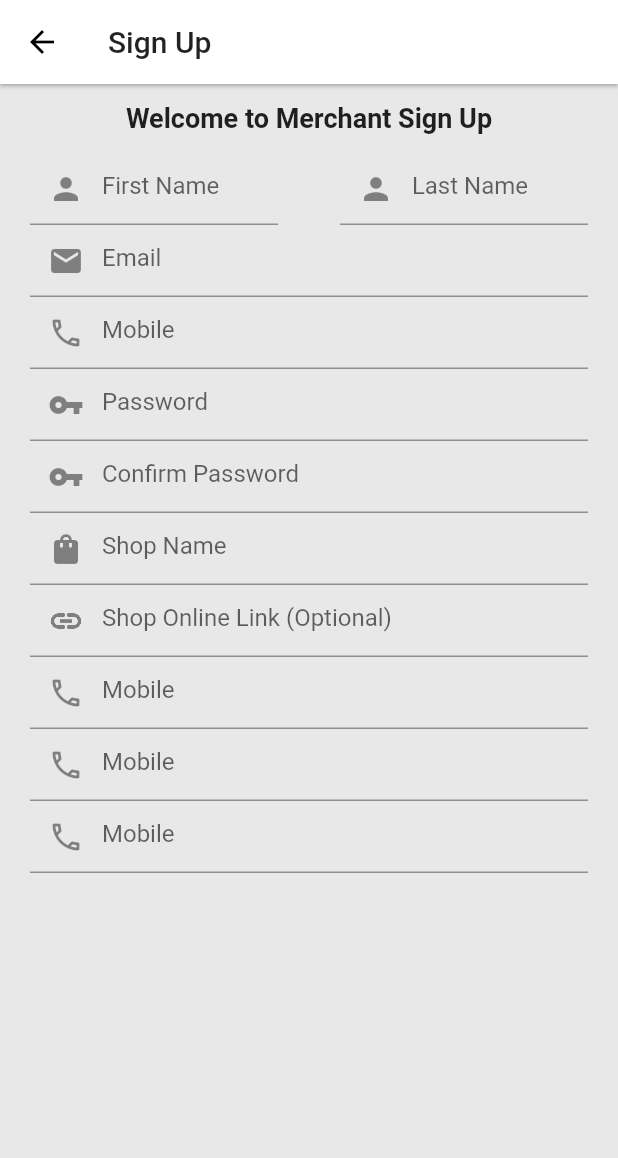
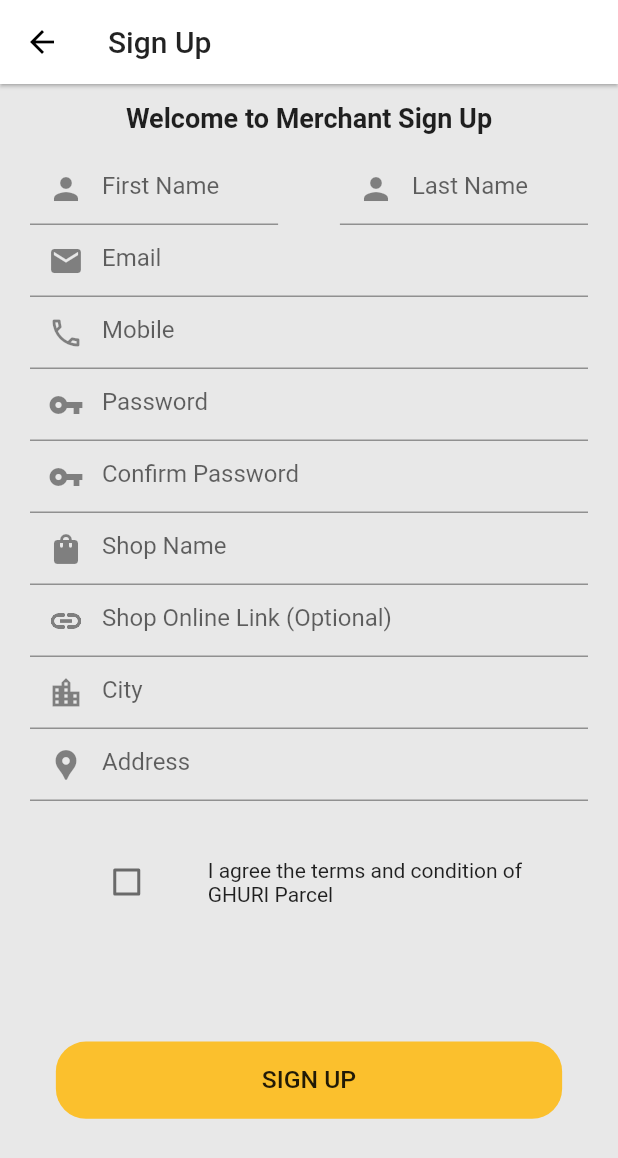
Before and after one commit to IshtiaqAhmadRion/ghuri_test_app, a Flutter app: the RegScreen screen opened by its route, on a phone screen of 412 x 824 dp. Shown: the top 1158 px of the screen. Run offline on Flutter 3.47's test engine with Material 2 defaults, Android fonts, the phone set to English and light mode, and no system bars; network calls fail.

Commit message:
SignUp almost done

```diff
--- a/lib/models/ip_data_model.dart
+++ b/lib/models/ip_data_model.dart
@@ -1,167 +1,142 @@
-// //     final ipDataModel = ipDataModelFromJson(jsonString);
 
-// // ignore_for_file: prefer_if_null_operators, unnecessary_null_comparison, prefer_null_aware_operators
 
-// import 'dart:convert';
 
-// IpDataModel ipDataModelFromJson(String str) =>
-//     IpDataModel.fromJson(json.decode(str));
 
-// String ipDataModelToJson(IpDataModel data) => json.encode(data.toJson());
 
-// class IpDataModel {
-//   IpDataModel({
-//     required this.ip,
-//     required this.type,
-//     required this.continentCode,
-//     required this.continentName,
-//     required this.countryCode,
-//     required this.countryName,
-//     required this.regionCode,
-//     required this.regionName,
-//     required this.city,
-//     required this.zip,
-//     required this.latitude,
-//     required this.longitude,
-//     required this.location,
-//   });
+// To parse this JSON data, do
+//
+//     final ipDataModel = ipDataModelFromJson(jsonString);
 
-//   String ip;
-//   String type;
-//   String continentCode;
-//   String continentName;
-//   String countryCode;
-//   String countryName;
-//   String regionCode;
-//   String regionName;
-//   String city;
-//   String zip;
-//   double latitude;
-//   double longitude;
-//   Location location;
+// ignore_for_file: prefer_if_null_operators, unnecessary_null_comparison, prefer_null_aware_operators, prefer_typing_uninitialized_variables, empty_constructor_bodies
 
-//   factory IpDataModel.fromJson(Map<String, dynamic> json) => IpDataModel(
-//         ip: json["ip"] == null ? null : json["ip"],
-//         type: json["type"] == null ? null : json["type"],
-//         continentCode:
-//             json["continent_code"] == null ? null : json["continent_code"],
-//         continentName:
-//             json["continent_name"] == null ? null : json["continent_name"],
-//         countryCode: json["country_code"] == null ? null : json["country_code"],
-//         countryName: json["country_name"] == null ? null : json["country_name"],
-//         regionCode: json["region_code"] == null ? null : json["region_code"],
-//         regionName: json["region_name"] == null ? null : json["region_name"],
-//         city: json["city"] == null ? null : json["city"],
-//         zip: json["zip"] == null ? null : json["zip"],
-//         latitude: json["latitude"] == null ? null : json["latitude"].toDouble(),
-//         longitude:
-//             json["longitude"] == null ? null : json["longitude"].toDouble(),
-//         location: Location(
-//             geonameId: 9827976,
-//             capital: 'Dhaka',
-//             languages:  [ code: "bn",
-//                 name: "Bengalia",
-//                 native: "বাংলা"],
+import 'dart:convert';
 
-//             countryFlag: 'https://assets.ipstack.com/flags/bd.svg',
-//             countryFlagEmoji: "B D",
-//             countryFlagEmojiUnicode: "U+1F1E7 U+1F1E9",
-//             callingCode: "880",
-//             isEu: false),
-//         //location: json["location"] == null ? null : Location.fromJson(json["location"]),
-//       );
+List<IpDataModel> ipDataModelFromJson(String str) => List<IpDataModel>.from(json.decode(str).map((x) => IpDataModel.fromJson(x)));
 
-//   get code => null;
+String ipDataModelToJson(List<IpDataModel> data) => json.encode(List<dynamic>.from(data.map((x) => x.toJson())));
 
-//   Map<String, dynamic> toJson() => {
-//         "ip": ip == null ? null : ip,
-//         "type": type == null ? null : type,
-//         "continent_code": continentCode == null ? null : continentCode,
-//         "continent_name": continentName == null ? null : continentName,
-//         "country_code": countryCode == null ? null : countryCode,
-//         "country_name": countryName == null ? null : countryName,
-//         "region_code": regionCode == null ? null : regionCode,
-//         "region_name": regionName == null ? null : regionName,
-//         "city": city == null ? null : city,
-//         "zip": zip == null ? null : zip,
-//         "latitude": latitude == null ? null : latitude,
-//         "longitude": longitude == null ? null : longitude,
-//         "location": location == null ? null : location.toJson(),
-//       };
-// }
+class IpDataModel {
+    IpDataModel({
+        required this.id,
+        required this.name,
+        required this.username,
+        required this.email,
+        required this.address,
+        required this.phone,
+        required this.website,
+        required this.company,
+    });
 
-// class Location {
-//   Location({
-//     required this.geonameId,
-//     required this.capital,
-//     required this.languages,
-//     required this.countryFlag,
-//     required this.countryFlagEmoji,
-//     required this.countryFlagEmojiUnicode,
-//     required this.callingCode,
-//     required this.isEu,
-//   });
+    int id;
+    String name;
+    String username;
+    String email;
+    Address address;
+    String phone;
+    String website;
+    Company company;
 
-//   int geonameId;
-//   String capital;
-//   List<Language> languages;
-//   String countryFlag;
-//   String countryFlagEmoji;
-//   String countryFlagEmojiUnicode;
-//   String callingCode;
-//   bool isEu;
+    factory IpDataModel.fromJson(Map<String, dynamic> json) => IpDataModel(
+        id: json["id"] == null ? null : json["id"],
+        name: json["name"] == null ? null : json["name"],
+        username: json["username"] == null ? null : json["username"],
+        email: json["email"] == null ? null : json["email"],
+        address: json["address"] == null ? null :json["address"],
+        phone: json["phone"] == null ? null : json["phone"],
+        website: json["website"] == null ? null : json["website"],
+        company: json["company"] == null ? null : json["company"],
+    );
 
-//   factory Location.fromJson(Map<String, dynamic> json) => Location(
-//         geonameId: json["geoname_id"] == null ? null : json["geoname_id"],
-//         capital: json["capital"] == null ? null : json["capital"],
-//         languages: json["languages"] == null ? null : List<Language>.from(json["languages"].map((x) => Language.fromJson(x))),
-//         countryFlag: json["country_flag"] == null ? null : json["country_flag"],
-//         countryFlagEmoji: json["country_flag_emoji"] == null
-//             ? null
-//             : json["country_flag_emoji"],
-//         countryFlagEmojiUnicode: json["country_flag_emoji_unicode"] == null
-//             ? null
-//             : json["country_flag_emoji_unicode"],
-//         callingCode: json["calling_code"] == null ? null : json["calling_code"],
-//         isEu: json["is_eu"] == null ? null : json["is_eu"], languages: [],
-//       );
+    Map<String, dynamic> toJson() => {
+        "id": id == null ? null : id,
+        "name": name == null ? null : name,
+        "username": username == null ? null : username,
+        "email": email == null ? null : email,
+        "address": address == null ? null : address.toJson(),
+        "phone": phone == null ? null : phone,
+        "website": website == null ? null : website,
+        "company": company == null ? null : company.toJson(),
+    };
+}
 
-//   Map<String, dynamic> toJson() => {
-//         "geoname_id": geonameId == null ? null : geonameId,
-//         "capital": capital == null ? null : capital,
-//         "languages": languages == null
-//             ? null
-//             : List<dynamic>.from(languages.map((x) => x.toJson())),
-//         "country_flag": countryFlag == null ? null : countryFlag,
-//         "country_flag_emoji":
-//             countryFlagEmoji == null ? null : countryFlagEmoji,
-//         "country_flag_emoji_unicode":
-//             countryFlagEmojiUnicode == null ? null : countryFlagEmojiUnicode,
-//         "calling_code": callingCode == null ? null : callingCode,
-//         "is_eu": isEu == null ? null : isEu,
-//       };
-// }
+class Address {
+   var fromJson;
 
-// class Language {
-//   Language({
-//     required this.code,
-//     required this.name,
-//     required this.native,
-//   });
+    Address({
+        required this.street,
+        required this.suite,
+        required this.city,
+        required this.zipcode,
+        required this.geo,
+    });
 
-//   String code;
-//   String name;
-//   String native;
+    String street;
+    String suite;
+    String city;
+    String zipcode;
+    Geo geo;
 
-//   factory Language.fromJson(Map<String, dynamic> json) => Language(
-//         code: json["code"] == null ? null : json["code"],
-//         name: json["name"] == null ? null : json["name"],
-//         native: json["native"] == null ? null : json["native"],
-//       );
+    factory Address.fromJson(Map<String, dynamic> json) => Address(
+        street: json["street"] == null ? null : json["street"],
+        suite: json["suite"] == null ? null : json["suite"],
+        city: json["city"] == null ? null : json["city"],
+        zipcode: json["zipcode"] == null ? null : json["zipcode"],
+        geo: json["geo"] == null ? null : json["geo"],
+    );
 
-//   Map<String, dynamic> toJson() => {
-//         "code": code == null ? null : code,
-//         "name": name == null ? null : name,
-//         "native": native == null ? null : native,
-//       };
-// }
+    Map<String, dynamic> toJson() => {
+        "street": street == null ? null : street,
+        "suite": suite == null ? null : suite,
+        "city": city == null ? null : city,
+        "zipcode": zipcode == null ? null : zipcode,
+        "geo": geo == null ? null : geo.toJson(),
+    };
+}
+
+class Geo {
+   var fromJson;
+
+    Geo({
+        required this.lat,
+        required this.lng,
+    });
+
+    String lat;
+    String lng;
+
+    factory Geo.fromJson(Map<String, dynamic> json) => Geo(
+        lat: json["lat"] == null ? null : json["lat"],
+        lng: json["lng"] == null ? null : json["lng"],
+    );
+
+    Map<String, dynamic> toJson() => {
+        "lat": lat == null ? null : lat,
+        "lng": lng == null ? null : lng,
+    };
+}
+
+class Company {
+  var fromJson;
+
+    Company({
+        required this.name,
+        required this.catchPhrase,
+        required this.bs,
+    });
+
+    String name;
+    String catchPhrase;
+    String bs;
+
+    factory Company.fromJson(Map<String, dynamic> json) => Company(
+        name: json["name"] == null ? null : json["name"],
+        catchPhrase: json["catchPhrase"] == null ? null : json["catchPhrase"],
+        bs: json["bs"] == null ? null : json["bs"],
+    );
+
+    Map<String, dynamic> toJson() => {
+        "name": name == null ? null : name,
+        "catchPhrase": catchPhrase == null ? null : catchPhrase,
+        "bs": bs == null ? null : bs,
+    };
+}
--- a/lib/screens/login/component/login_form.dart
+++ b/lib/screens/login/component/login_form.dart
@@ -75,7 +75,6 @@ class EmailTextFormField extends StatelessWidget {
           prefixIcon: Icon(Icons.person),
           labelText: "Mobile / Email",
           hintText: "Enter your Mobile / Email",
-          //suffix: Icon(Icons.person),
         ),
       ),
     );
--- a/lib/screens/registration/component/body.dart
+++ b/lib/screens/registration/component/body.dart
@@ -1,6 +1,7 @@
-// ignore_for_file: avoid_unnecessary_containers, prefer_const_constructors, prefer_final_fields
+// ignore_for_file: avoid_unnecessary_containers, prefer_const_constructors, prefer_final_fields, prefer_const_literals_to_create_immutables, deprecated_member_use
 
 import 'package:flutter/material.dart';
+import 'package:ghuri_test_app/screens/login/login_screen.dart';
 
 class Body extends StatefulWidget {
   const Body({Key? key}) : super(key: key);
@@ -11,14 +12,17 @@ class Body extends StatefulWidget {
 
 class _BodyState extends State<Body> {
   GlobalKey<FormState> _formKey = GlobalKey<FormState>();
+  bool _isClicked = false;
 
   @override
   Widget build(BuildContext context) {
+    var screenHeight = MediaQuery.of(context).size.height;
+    var screenWidth = MediaQuery.of(context).size.width;
+
     return SingleChildScrollView(
       child: Container(
         child: Column(
           mainAxisAlignment: MainAxisAlignment.center,
-          // ignore: prefer_const_literals_to_create_immutables
           children: [
             WelcomeTextWidget(),
             Form(
@@ -44,40 +48,79 @@ class _BodyState extends State<Body> {
                     buildConfirmPassFormField(),
                     buildShopNameFormField(),
                     buildShopLinkFormField(),
-                    TextFormField(
+                    buildCityFormField(),
+                    buildAddressFormField(),
+                    SizedBox(
+                      height: 30,
+                    ),
+                    Row(
+                      mainAxisAlignment: MainAxisAlignment.center,
+                      children: [
+                        Checkbox(
+                          checkColor: Colors.white,
+                          activeColor: Colors.yellow[700],
+                            value: _isClicked,
+                            onChanged: (bool? value) {
+                              setState(() {
+                                _isClicked = value!;
+                              });
+                            },
 
-                      decoration: InputDecoration(
+                            ),
 
-                        hintText: "Mobile",
-                        prefixIcon: Padding(
-                          padding: const EdgeInsetsDirectional.only(start: 0),
-                          child: Icon(Icons.phone_outlined),
+                        SizedBox(width: 30),
+                        Text("I agree the terms and condition of \nGHURI Parcel")
+                      ],
+                    ),
+                   SizedBox(height: screenHeight/10,),
+                   FlatButton(
+              height: screenWidth / 8,
+              padding: EdgeInsets.symmetric(horizontal: screenWidth / 3),
+              shape: RoundedRectangleBorder(
+                  borderRadius: BorderRadius.circular(20)),
+              onPressed: () {
+                Navigator.pushNamed(context, LoginScreen.routeName);
+              },
+              color: Colors.yellow[700],
+              child: Text(
+                "SIGN UP",
+                style: TextStyle(
+                  fontSize: screenWidth / 25,
+                  color: Colors.black87,
                 ),
               ),
             ),
-                    TextFormField(
-                      decoration: InputDecoration(
-                        hintText: "Mobile",
-                        prefixIcon: Padding(
-                          padding: const EdgeInsetsDirectional.only(start: 0),
-                          child: Icon(Icons.phone_outlined),
-                        ),
-                      ),
-                    ),
-                    TextFormField(
-                      decoration: InputDecoration(
-                        hintText: "Mobile",
-                        prefixIcon: Padding(
-                          padding: const EdgeInsetsDirectional.only(start: 0),
-                          child: Icon(Icons.phone_outlined),
+            SizedBox(height: screenHeight/8,)
+                  ],
                 ),
               ),
             ),
           ],
         ),
       ),
+    );
+  }
+
+  TextFormField buildAddressFormField() {
+    return TextFormField(
+      decoration: InputDecoration(
+        hintText: "Address",
+        prefixIcon: Padding(
+          padding: const EdgeInsetsDirectional.only(start: 0),
+          child: Icon(Icons.location_pin),
         ),
-          ],
+      ),
+    );
+  }
+
+  TextFormField buildCityFormField() {
+    return TextFormField(
+      keyboardType: TextInputType.name,
+      decoration: InputDecoration(
+        hintText: "City",
+        prefixIcon: Padding(
+          padding: const EdgeInsetsDirectional.only(start: 0),
+          child: Icon(Icons.location_city_sharp),
         ),
       ),
     );
@@ -136,9 +179,7 @@ class _BodyState extends State<Body> {
   TextFormField buildMobileFormField() {
     return TextFormField(
       keyboardType: TextInputType.number,
-
       decoration: InputDecoration(
-
         hintText: "Mobile",
         prefixIcon: Padding(
           padding: const EdgeInsetsDirectional.only(start: 0),
```
Also changed, not shown: lib/api/ipinfo.dart (+41 -5 lines). Lines whose indentation alone changed are shown as unchanged.
